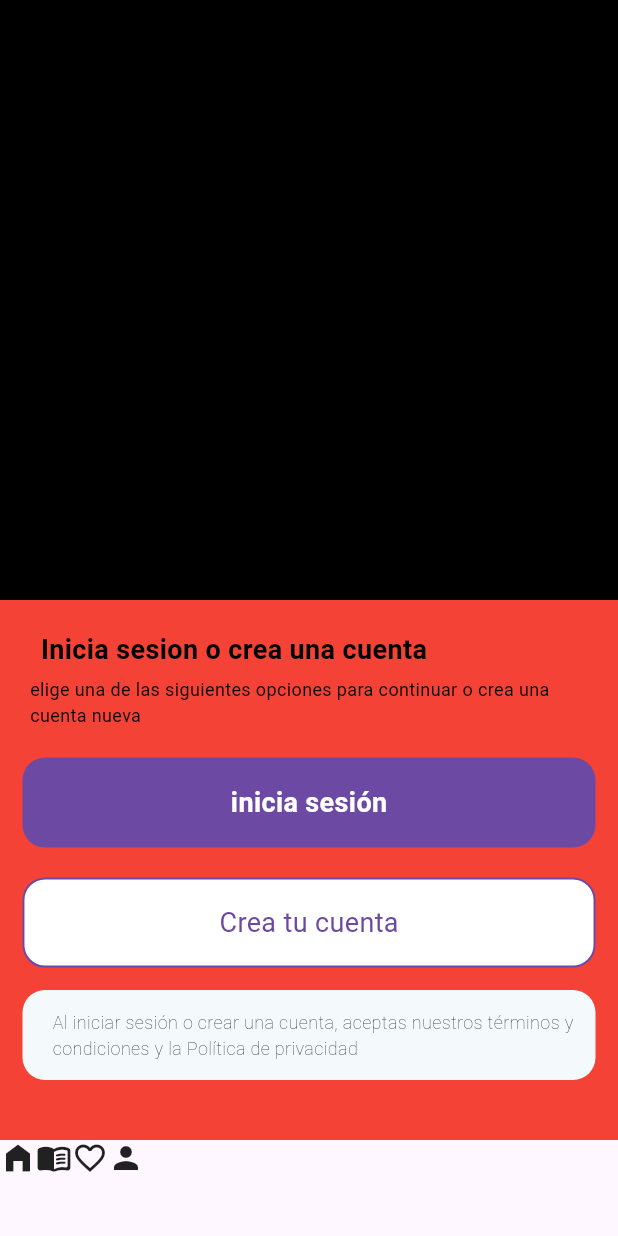
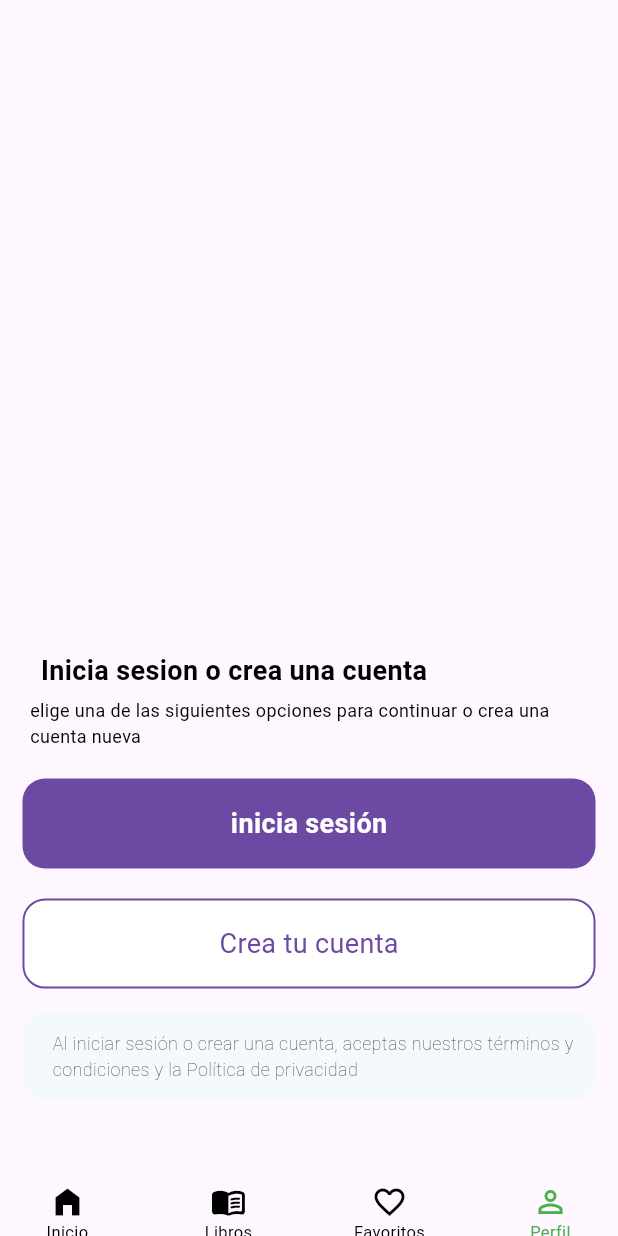
Before and after one commit to jairotomasrojasquispe-droid/mi_mercado, a Flutter app: the screen it shows after launch, on a phone screen of 412 x 824 dp. Run offline on Flutter 3.47's test engine with Material 3 defaults, Android fonts, the phone set to English and light mode, and no system bars; our stand-ins replace device_preview.

Commit message:
agregamos una barra dinamica usando stateful y GestureDetector

```diff
--- a/lib/components/widgets/buttom_iniciar_sesion.dart
+++ b/lib/components/widgets/bottom_iniciar_sesion.dart
@@ -1,6 +1,6 @@
 import 'package:flutter/material.dart';
 
-class ButtomIniciarSesion extends StatelessWidget {
+class BottomIniciarSesion extends StatelessWidget {
   final String text;
   final Color textColor;
   final Color backgroundColor;
@@ -10,7 +10,7 @@ class ButtomIniciarSesion extends StatelessWidget {
   final BorderRadius? borderRadius;
   final EdgeInsets? padding;
 
-  const ButtomIniciarSesion({
+  const BottomIniciarSesion({
     super.key,
     required this.text,
     required this.textColor,
--- /dev/null
+++ b/lib/components/widgets/bottom_nav_items.dart
@@ -0,0 +1,8 @@
+import 'package:flutter/material.dart';
+
+final List<Map<String, dynamic>> bottomNavItems = [
+  {"icon": Icons.home_filled, "label": "Inicio"},
+  {"icon": Icons.menu_book_rounded, "label": "Libros"},
+  {"icon": Icons.favorite_border_outlined, "label": "Favoritos"},
+  {"icon": Icons.person_outline, "label": "Perfil"},
+];
--- /dev/null
+++ b/lib/components/widgets/bottom_tool_bar.dart
@@ -0,0 +1,55 @@
+import 'package:flutter/material.dart';
+import 'bottom_nav_items.dart';
+
+class BottomToolBar extends StatefulWidget {
+  const BottomToolBar({super.key});
+  @override
+  State<BottomToolBar> createState() => _BottomToolBarState();
+}
+
+class _BottomToolBarState extends State<BottomToolBar> {
+  int selectedIndex = 3;
+
+  Color itemColor(int index) {
+    return selectedIndex == index ? Colors.green : Colors.black;
+  }
+
+  @override
+  Widget build(BuildContext context) {
+    return Container(
+      padding: EdgeInsets.all(15),
+      height: 70,
+      width: double.infinity,
+
+      //color: Colors.blue,
+      child: Row(
+        mainAxisAlignment: MainAxisAlignment.spaceBetween,
+        children: List.generate(bottomNavItems.length, (index) {
+          return GestureDetector(
+            onTap: () {
+              setState(() {
+                selectedIndex = index;
+              });
+            },
+
+            child: Container(
+              width: 60.0,
+              child: Column(
+                mainAxisAlignment: MainAxisAlignment.center,
+                children: [
+                  Icon(bottomNavItems[index]['icon'], color: itemColor(index)),
+                  //const SizedBox(height: 4.0),
+                  Text(
+                    bottomNavItems[index]['label'],
+                    style: TextStyle(color: itemColor(index), fontSize: 11.0),
+                    textAlign: TextAlign.center,
+                  ),
+                ],
+              ),
+            ),
+          );
+        }),
+      ),
+    );
+  }
+}
--- /dev/null
+++ b/lib/components/widgets/footer.dart
@@ -0,0 +1,10 @@
+import 'package:flutter/material.dart';
+
+class Footer extends StatelessWidget {
+  const Footer({super.key});
+
+  @override
+  Widget build(BuildContext context) {
+    return Container();
+  }
+}
--- a/lib/main.dart
+++ b/lib/main.dart
@@ -19,9 +19,7 @@ class MyApp extends StatelessWidget {
       builder: DevicePreview.appBuilder,
       theme: ThemeData.light(),
       darkTheme: ThemeData.dark(),
-      //home: OnboardingView(),
-      //home: LoginView(),
-      //home:RatingTeam(),
+
       home: LoginView(),
     );
   }
--- a/lib/ui/view/login/login_view.dart
+++ b/lib/ui/view/login/login_view.dart
@@ -1,5 +1,6 @@
 import 'package:flutter/material.dart';
-import 'package:mi_mercado/components/widgets/buttom_iniciar_sesion.dart';
+import 'package:mi_mercado/components/widgets/bottom_iniciar_sesion.dart';
+import 'package:mi_mercado/components/widgets/bottom_tool_bar.dart';
 
 class LoginView extends StatelessWidget {
   const LoginView({super.key});
@@ -12,13 +13,13 @@ class LoginView extends StatelessWidget {
         children: [
           Center(
             child: Container(
-              height: 400,
+              height: 414,
               width: double.infinity,
-              decoration: BoxDecoration(color: Colors.black),
+              //decoration: BoxDecoration(color: Colors.black),
             ),
           ),
           Container(
-            decoration: BoxDecoration(color: Colors.red),
+            //decoration: BoxDecoration(color: Colors.red),
             padding: EdgeInsets.only(left: 15, right: 15),
             child: Column(
               children: [
@@ -46,7 +47,7 @@ class LoginView extends StatelessWidget {
                 ),
                 SizedBox(height: 20),
 
-                ButtomIniciarSesion(
+                BottomIniciarSesion(
                   text: "inicia sesión",
                   textColor: Colors.white,
                   fontSize: 18,
@@ -57,7 +58,7 @@ class LoginView extends StatelessWidget {
 
                 SizedBox(height: 20),
 
-                ButtomIniciarSesion(
+                BottomIniciarSesion(
                   text: "Crea tu cuenta",
                   textColor: const Color.fromARGB(255, 108, 73, 163),
                   backgroundColor: Colors.white,
@@ -69,7 +70,7 @@ class LoginView extends StatelessWidget {
                   ),
                 ),
                 SizedBox(height: 15),
-                ButtomIniciarSesion(
+                BottomIniciarSesion(
                   text:
                       "Al iniciar sesión o crear una cuenta, aceptas nuestros términos y condiciones y la Política de privacidad",
                   textColor: Colors.black,
@@ -83,14 +84,7 @@ class LoginView extends StatelessWidget {
               ],
             ),
           ),
-          Row(
-            children: [
-              Icon(Icons.home_filled),
-              Icon(Icons.menu_book_rounded),
-              Icon(Icons.favorite_border_outlined),
-              Icon(Icons.person),
-            ],
-          ),
+          BottomToolBar(),
         ],
       ),
     );
```
